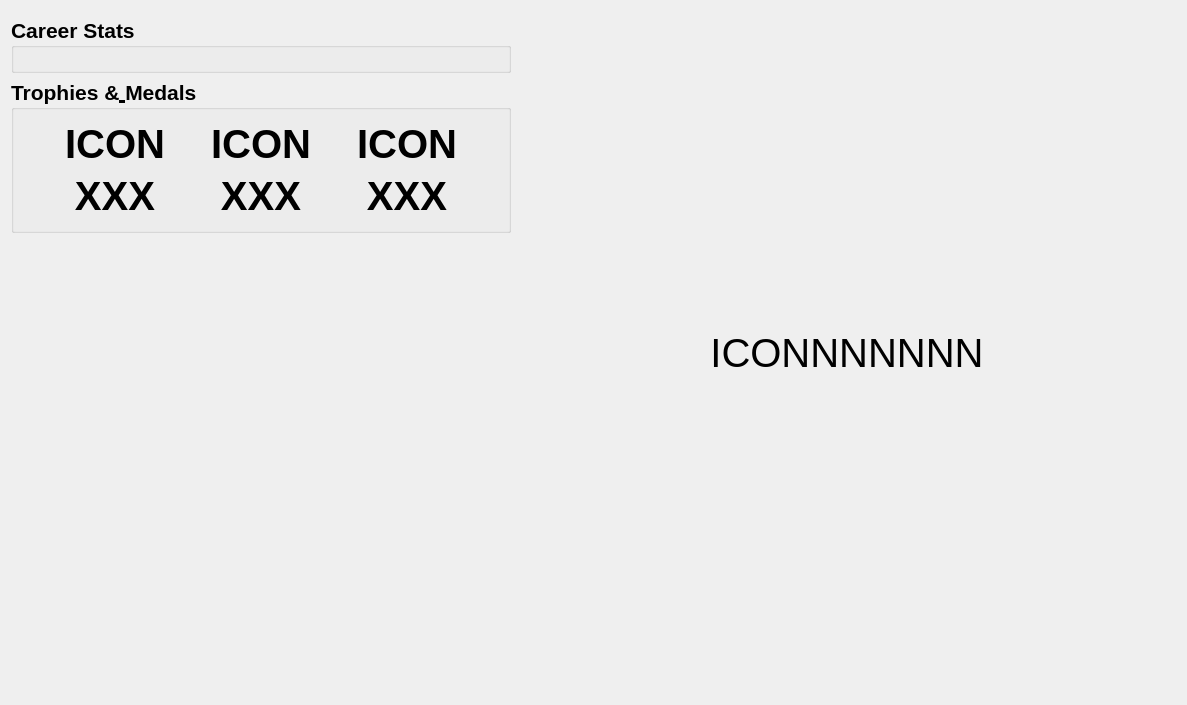
First picture: the form in src/app/AchievementsPage.ui, repository KadirEmreAVCI/MasterTennisApp, before the edit.
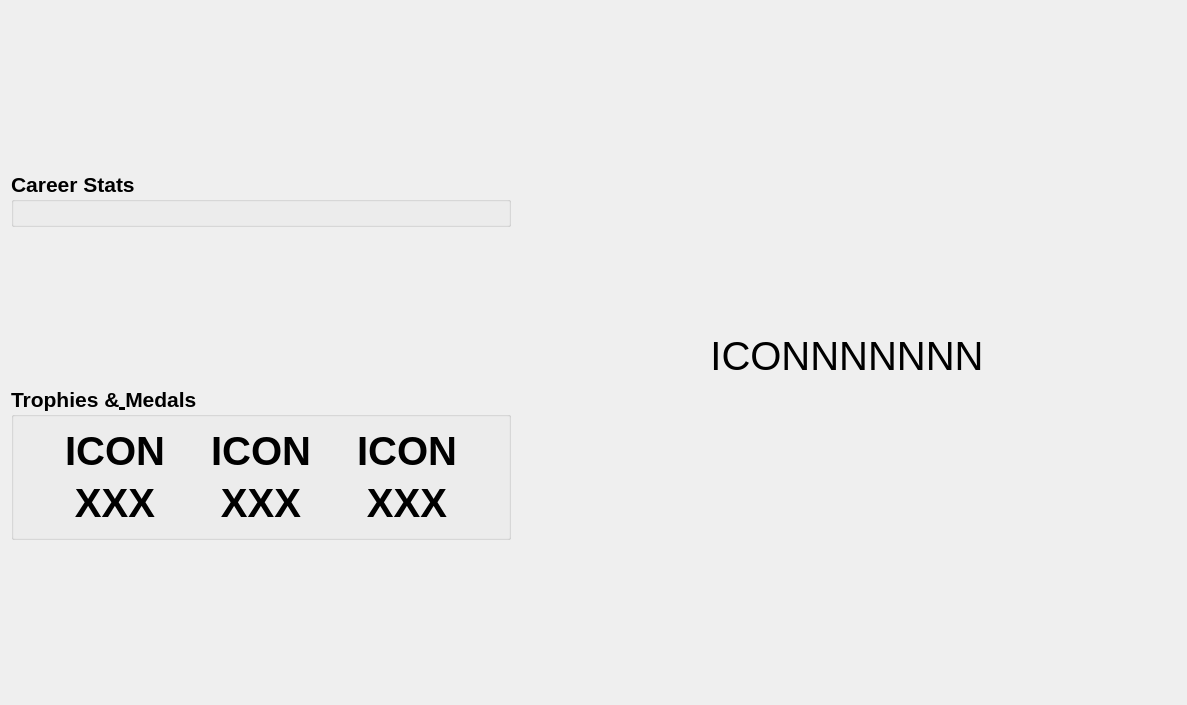
Second picture: the form after the edit. Custom widgets are drawn as their Qt base class.

Commit message: The empty spaces of AchievementsPage has been rearranged.

Patch:
```diff
--- a/src/app/AchievementsPage.ui
+++ b/src/app/AchievementsPage.ui
@@ -13,15 +13,30 @@
   <property name="windowTitle">
    <string>AchievementsPage</string>
   </property>
-  <layout class="QGridLayout" name="gridLayout_4">
-   <item row="1" column="0">
-    <layout class="QHBoxLayout" name="horizontalLayout_9">
-     <item>
-      <layout class="QVBoxLayout" name="verticalLayout_8">
+  <layout class="QGridLayout" name="gridLayout">
+   <item row="0" column="0">
+    <layout class="QVBoxLayout" name="verticalLayout_3">
        <item>
         <widget class="CareerStatsFilterWidget" name="itsCareerStatsFilterWidget" native="true"/>
        </item>
        <item>
+      <layout class="QHBoxLayout" name="horizontalLayout">
+       <item>
+        <layout class="QVBoxLayout" name="verticalLayout">
+         <item>
+          <spacer name="verticalSpacer">
+           <property name="orientation">
+            <enum>Qt::Orientation::Vertical</enum>
+           </property>
+           <property name="sizeHint" stdset="0">
+            <size>
+             <width>20</width>
+             <height>20</height>
+            </size>
+           </property>
+          </spacer>
+         </item>
+         <item>
         <widget class="QGroupBox" name="groupBox_CareerStats">
          <property name="font">
           <font>
@@ -40,7 +55,20 @@
         </widget>
        </item>
        <item>
-        <widget class="QGroupBox" name="groupBox">
+          <spacer name="verticalSpacer_2">
+           <property name="orientation">
+            <enum>Qt::Orientation::Vertical</enum>
+           </property>
+           <property name="sizeHint" stdset="0">
+            <size>
+             <width>20</width>
+             <height>40</height>
+            </size>
+           </property>
+          </spacer>
+         </item>
+         <item>
+          <widget class="QGroupBox" name="groupBox_TrophiesAndMedals">
          <property name="font">
           <font>
            <pointsize>16</pointsize>
@@ -274,6 +302,8 @@
         </size>
        </property>
       </spacer>
+       </item>
+      </layout>
      </item>
     </layout>
    </item>
```
Lines whose indentation alone changed are shown as unchanged. The commit also changes 1 other file.
